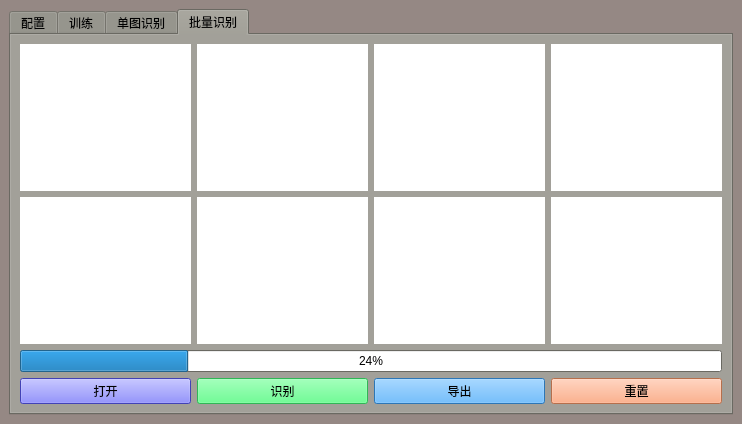
cgsdfc/object-detection-ui, file develop.ui: the form before one commit.
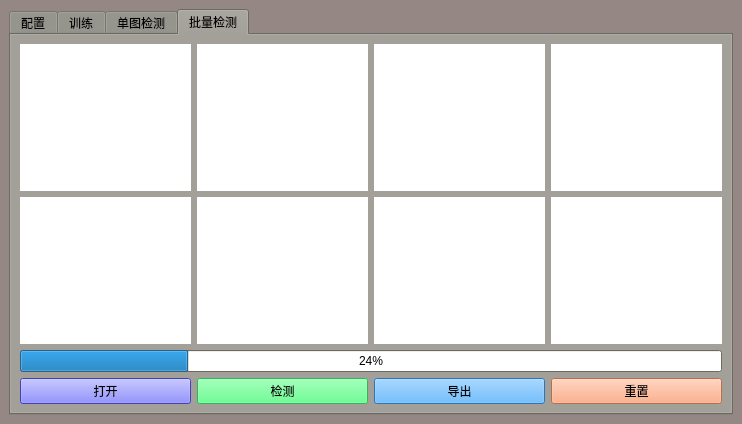
The form after the commit. Icons and pictures are not drawn.

Commit message: 图片打开、检测，批量

```diff
--- a/develop.ui
+++ b/develop.ui
@@ -5656,7 +5656,7 @@
       </widget>
       <widget class="QWidget" name="tab_12">
        <attribute name="title">
-        <string>单图识别</string>
+        <string>单图检测</string>
        </attribute>
        <layout class="QGridLayout" name="gridLayout_11">
         <item row="0" column="0">
@@ -6928,7 +6928,7 @@
       </widget>
       <widget class="QWidget" name="tab">
        <attribute name="title">
-        <string>批量识别</string>
+        <string>批量检测</string>
        </attribute>
        <layout class="QGridLayout" name="gridLayout_12">
         <item row="1" column="0">
@@ -7203,7 +7203,7 @@
              <string notr="true">background-color:rgb(67, 255, 120)</string>
             </property>
             <property name="text">
-             <string>识别</string>
+             <string>检测</string>
             </property>
            </widget>
           </item>
```
Left out of the diff: 2 changed lines with no effect on the pictures. The commit also changes 2 other files.
